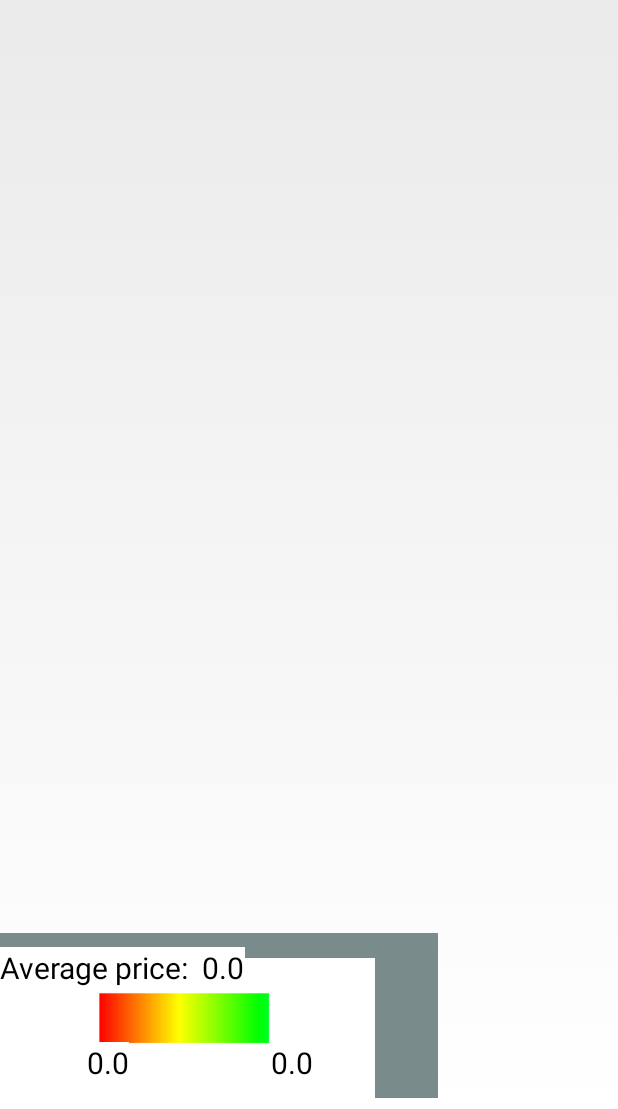
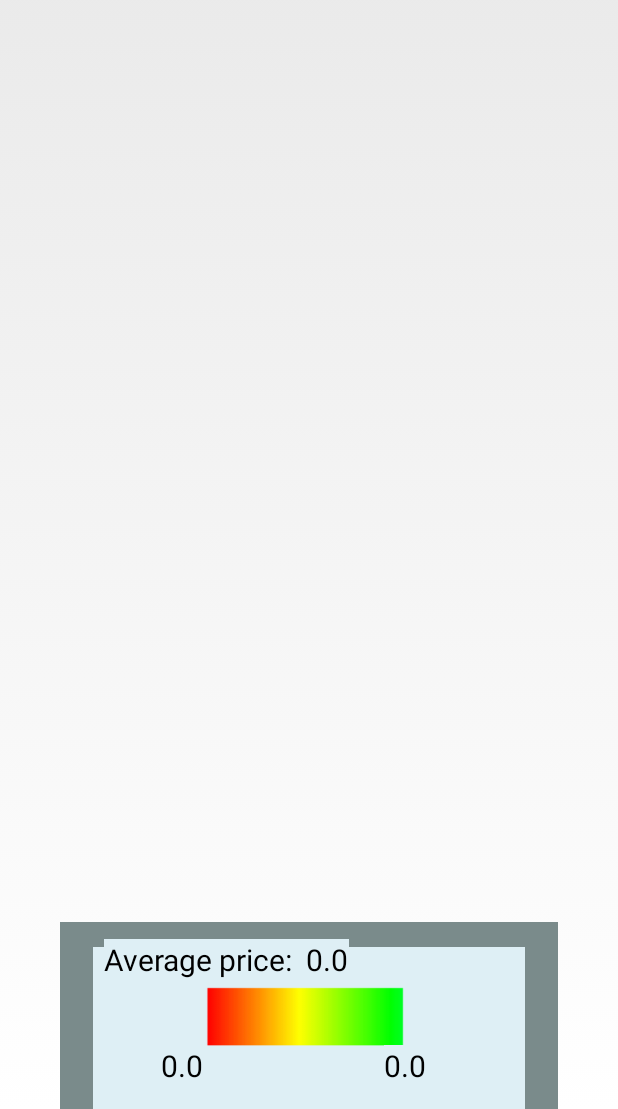
Before and after one commit to ItsTheRai/SoftwareEngineeringProjectAndroid, an Android app: the MapsActivity screen opened directly, with no data from a screen before it, on a phone screen of 412 x 824 dp, the part 127-1236 px from its top. Run offline under Robolectric (Android 15) with nearby library versions, the phone set to English and light mode, and no system bars; 3 statements that could not run were skipped.

Commit message:
Update legend

```diff
--- a/app/src/main/res/layout/drawer.xml
+++ b/app/src/main/res/layout/drawer.xml
@@ -31,33 +31,34 @@
             android:layout_alignParentStart="true"
             android:layout_alignParentRight="true"
             android:layout_alignParentEnd="true"
-            android:paddingTop="25dp"
-            android:paddingRight="120dp" />
+            android:paddingTop="25dp" />
 
         <ImageView
             android:layout_width="250dp"
             android:layout_height="150dp"
             android:id="@+id/imageView3"
-            android:src="@drawable/Rainbow"
+            android:src="@drawable/rainbow2"
             android:layout_alignParentBottom="true"
             android:layout_alignParentLeft="true"
             android:layout_alignParentStart="true"
-            android:paddingTop="42dp" />
+            android:paddingTop="42dp"
+            android:layout_alignParentRight="true"
+            android:layout_alignParentEnd="true"
+            android:layout_alignTop="@+id/imageView4" />
 
         <TextView
             android:layout_width="wrap_content"
             android:layout_height="wrap_content"
             android:text="0"
             android:id="@+id/textView2"
-            android:background="#FFFFFF"
+            android:background="#deeff5"
             android:textColor="#000000"
             android:textSize="20dp"
-            android:layout_marginLeft="58dp"
-            android:layout_alignBaseline="@+id/textView3"
-            android:layout_alignBottom="@+id/textView3"
+            android:layout_marginLeft="107dp"
+            android:layout_marginStart="107dp"
+            android:layout_alignTop="@+id/textView3"
             android:layout_alignParentLeft="true"
-            android:layout_alignParentStart="true"
-            android:layout_marginStart="58dp" />
+            android:layout_alignParentStart="true" />
 
         <TextView
             android:layout_width="wrap_content"
@@ -65,11 +66,11 @@
             android:text="100"
             android:id="@+id/textView3"
             android:textColor="#000000"
-            android:background="#FFFFFF"
+            android:background="#deeff5"
             android:textSize="20dp"
-            android:layout_marginLeft="17dp"
-            android:layout_marginStart="17dp"
-            android:layout_marginBottom="17dp"
+            android:layout_marginLeft="23dp"
+            android:layout_marginStart="23dp"
+            android:layout_marginBottom="15dp"
             android:layout_alignParentBottom="true"
             android:layout_toRightOf="@+id/textView4"
             android:layout_toEndOf="@+id/textView4" />
@@ -80,9 +81,11 @@
             android:text="Average Value:  "
             android:id="@+id/textView4"
             android:textColor="#000000"
-            android:background="#FFFFFF"
+            android:background="#deeff5"
             android:textSize="20dp"
-            android:layout_marginBottom="36dp"
+            android:layout_marginBottom="43dp"
+            android:layout_marginLeft="69dp"
+            android:layout_marginStart="69dp"
             android:layout_above="@+id/textView2"
             android:layout_alignParentLeft="true"
             android:layout_alignParentStart="true" />
```
Also changed, not shown: app/src/main/res/drawable/rainbow2.png (added).
